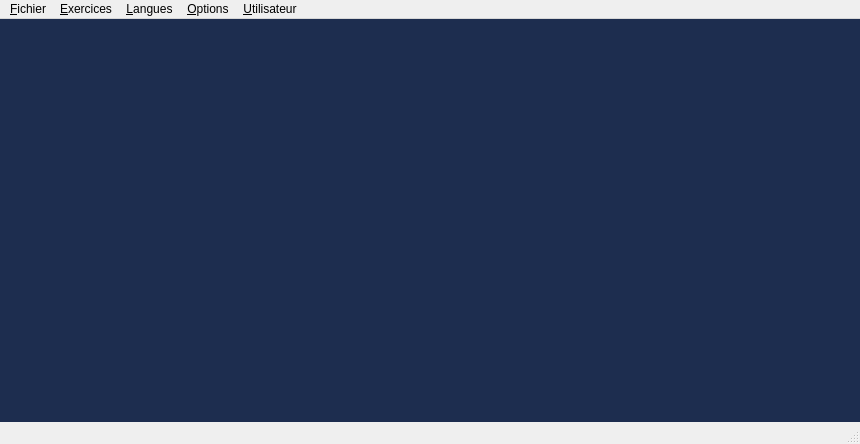
Above: mainwindow.ui from Txikilinux/leterrier-mulot before the change. Below: the same form after it.
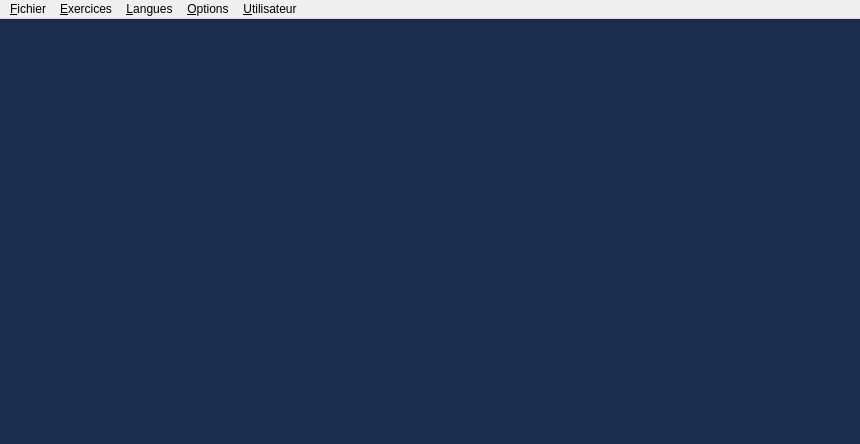
That is the form after the change.

Commit message: Suppr StatusBar

```diff
--- a/mainwindow.ui
+++ b/mainwindow.ui
@@ -36,7 +36,6 @@
     </item>
    </layout>
   </widget>
-  <widget class="QStatusBar" name="statusBar"/>
   <widget class="QMenuBar" name="menuBar">
    <property name="geometry">
     <rect>
```
The commit also changes 1 other file.
